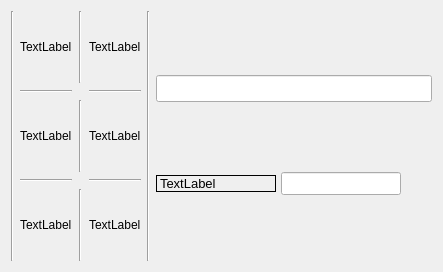
Above: source/gui/mainwindow.ui from richmanfx/EasyContest before the change. Below: the same form after it.
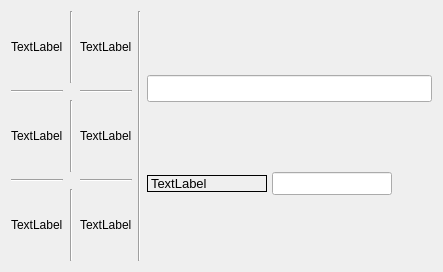
That is the form after the change. Icons and pictures are not drawn.

Commit message: Убрана крайняя левая вертикальная линия на форме - много места занимала

What changed in the file:
```diff
--- a/source/gui/mainwindow.ui
+++ b/source/gui/mainwindow.ui
@@ -43,13 +43,6 @@
   </property>
   <widget class="QWidget" name="centralWidget">
    <layout class="QHBoxLayout" name="horizontalLayout_4">
-    <item>
-     <widget class="Line" name="line_5">
-      <property name="orientation">
-       <enum>Qt::Vertical</enum>
-      </property>
-     </widget>
-    </item>
     <item>
      <layout class="QHBoxLayout" name="horizontalLayout_3">
       <item>
```
The commit also changes 2 other files.
